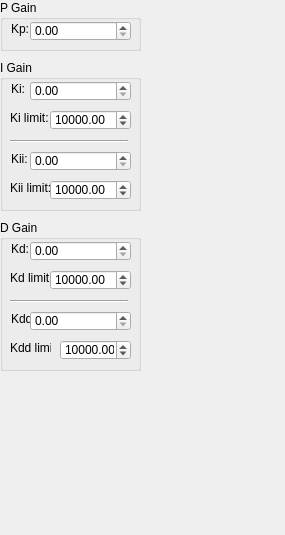
This is l674_lock_ui/widgets/pid_settings.ui in OxfordIonTrapGroup/stabilizer-ui as Qt 5 draws it before an edit. The edited form follows.
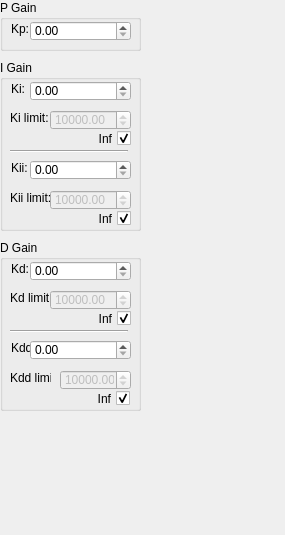
This is the edited form.

Commit message: Added Inf check boxes so we can set the gain limits to infinity.

Patch:
```diff
--- a/l674_lock_ui/widgets/pid_settings.ui
+++ b/l674_lock_ui/widgets/pid_settings.ui
@@ -19,19 +19,19 @@
      <x>0</x>
      <y>60</y>
      <width>141</width>
-     <height>151</height>
+     <height>171</height>
     </rect>
    </property>
    <property name="minimumSize">
     <size>
      <width>141</width>
-     <height>151</height>
+     <height>171</height>
     </size>
    </property>
    <property name="maximumSize">
     <size>
      <width>141</width>
-     <height>151</height>
+     <height>171</height>
     </size>
    </property>
    <property name="title">
@@ -77,6 +77,9 @@
     </property>
    </widget>
    <widget class="QDoubleSpinBox" name="Ki_limitBox">
+    <property name="enabled">
+     <bool>false</bool>
+    </property>
     <property name="geometry">
      <rect>
       <x>50</x>
@@ -96,7 +99,7 @@
     <property name="geometry">
      <rect>
       <x>10</x>
-      <y>80</y>
+      <y>90</y>
       <width>118</width>
       <height>3</height>
      </rect>
@@ -109,7 +112,7 @@
     <property name="geometry">
      <rect>
       <x>11</x>
-      <y>91</y>
+      <y>100</y>
       <width>19</width>
       <height>16</height>
      </rect>
@@ -122,7 +125,7 @@
     <property name="geometry">
      <rect>
       <x>10</x>
-      <y>120</y>
+      <y>130</y>
       <width>41</width>
       <height>16</height>
      </rect>
@@ -132,10 +135,13 @@
     </property>
    </widget>
    <widget class="QDoubleSpinBox" name="Kii_limitBox">
+    <property name="enabled">
+     <bool>false</bool>
+    </property>
     <property name="geometry">
      <rect>
       <x>50</x>
-      <y>120</y>
+      <y>130</y>
       <width>81</width>
       <height>20</height>
      </rect>
@@ -151,7 +157,7 @@
     <property name="geometry">
      <rect>
       <x>30</x>
-      <y>91</y>
+      <y>100</y>
       <width>101</width>
       <height>20</height>
      </rect>
@@ -160,6 +166,44 @@
      <double>100000.000000000000000</double>
     </property>
    </widget>
+   <widget class="QCheckBox" name="Ki_limitIsInf">
+    <property name="geometry">
+     <rect>
+      <x>50</x>
+      <y>70</y>
+      <width>81</width>
+      <height>17</height>
+     </rect>
+    </property>
+    <property name="layoutDirection">
+     <enum>Qt::RightToLeft</enum>
+    </property>
+    <property name="text">
+     <string>Inf</string>
+    </property>
+    <property name="checked">
+     <bool>true</bool>
+    </property>
+   </widget>
+   <widget class="QCheckBox" name="Kii_limitIsInf">
+    <property name="geometry">
+     <rect>
+      <x>50</x>
+      <y>150</y>
+      <width>81</width>
+      <height>17</height>
+     </rect>
+    </property>
+    <property name="layoutDirection">
+     <enum>Qt::RightToLeft</enum>
+    </property>
+    <property name="text">
+     <string>Inf</string>
+    </property>
+    <property name="checked">
+     <bool>true</bool>
+    </property>
+   </widget>
   </widget>
   <widget class="QGroupBox" name="groupBox">
    <property name="geometry">
@@ -216,21 +260,21 @@
    <property name="geometry">
     <rect>
      <x>0</x>
-     <y>220</y>
+     <y>240</y>
      <width>141</width>
-     <height>151</height>
+     <height>171</height>
     </rect>
    </property>
    <property name="minimumSize">
     <size>
      <width>141</width>
-     <height>151</height>
+     <height>171</height>
     </size>
    </property>
    <property name="maximumSize">
     <size>
      <width>141</width>
-     <height>151</height>
+     <height>171</height>
     </size>
    </property>
    <property name="title">
@@ -276,6 +320,9 @@
     </property>
    </widget>
    <widget class="QDoubleSpinBox" name="Kd_limitBox">
+    <property name="enabled">
+     <bool>false</bool>
+    </property>
     <property name="geometry">
      <rect>
       <x>50</x>
@@ -295,7 +342,7 @@
     <property name="geometry">
      <rect>
       <x>10</x>
-      <y>80</y>
+      <y>90</y>
       <width>118</width>
       <height>3</height>
      </rect>
@@ -308,7 +355,7 @@
     <property name="geometry">
      <rect>
       <x>11</x>
-      <y>91</y>
+      <y>100</y>
       <width>19</width>
       <height>16</height>
      </rect>
@@ -321,7 +368,7 @@
     <property name="geometry">
      <rect>
       <x>10</x>
-      <y>120</y>
+      <y>130</y>
       <width>41</width>
       <height>16</height>
      </rect>
@@ -331,10 +378,13 @@
     </property>
    </widget>
    <widget class="QDoubleSpinBox" name="Kdd_limitBox">
+    <property name="enabled">
+     <bool>false</bool>
+    </property>
     <property name="geometry">
      <rect>
       <x>60</x>
-      <y>120</y>
+      <y>130</y>
       <width>71</width>
       <height>20</height>
      </rect>
@@ -350,7 +400,7 @@
     <property name="geometry">
      <rect>
       <x>30</x>
-      <y>91</y>
+      <y>100</y>
       <width>101</width>
       <height>20</height>
      </rect>
@@ -359,6 +409,47 @@
      <double>100000.000000000000000</double>
     </property>
    </widget>
+   <widget class="QCheckBox" name="Kd_limitIsInf">
+    <property name="geometry">
+     <rect>
+      <x>50</x>
+      <y>70</y>
+      <width>81</width>
+      <height>17</height>
+     </rect>
+    </property>
+    <property name="layoutDirection">
+     <enum>Qt::RightToLeft</enum>
+    </property>
+    <property name="text">
+     <string>Inf</string>
+    </property>
+    <property name="checked">
+     <bool>true</bool>
+    </property>
+   </widget>
+   <widget class="QCheckBox" name="Kdd_limitIsInf">
+    <property name="geometry">
+     <rect>
+      <x>60</x>
+      <y>150</y>
+      <width>70</width>
+      <height>17</height>
+     </rect>
+    </property>
+    <property name="layoutDirection">
+     <enum>Qt::RightToLeft</enum>
+    </property>
+    <property name="text">
+     <string>Inf</string>
+    </property>
+    <property name="checked">
+     <bool>true</bool>
+    </property>
+    <property name="tristate">
+     <bool>false</bool>
+    </property>
+   </widget>
   </widget>
  </widget>
  <resources/>
```
Left out of the diff: 67 changed lines with no effect on the pictures. The commit also changes 2 other files.
